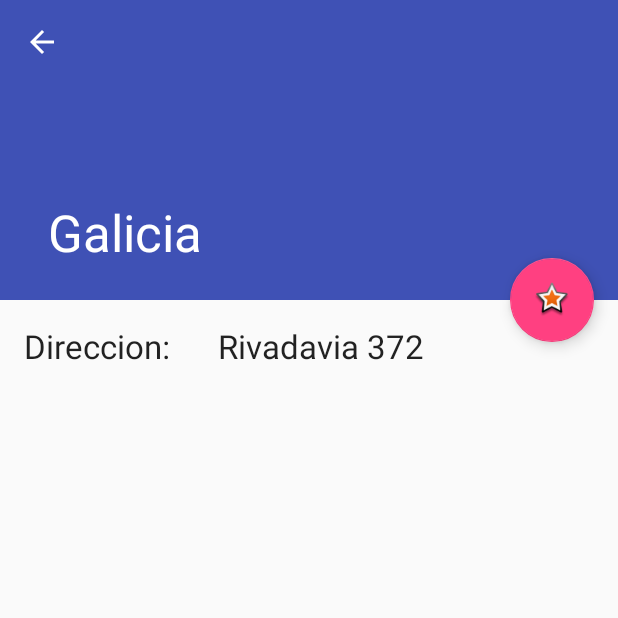
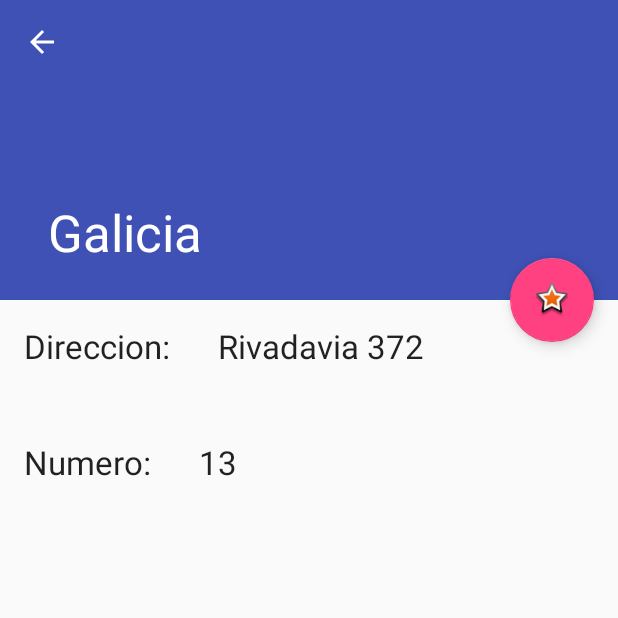
Before and after one commit to jahesa/PoiFinder-Android, an Android app: the screen it shows after launch (PoiDetailActivity), after a tap on "Galicia", on a phone screen of 412 x 824 dp, the top half of it. Run offline under Robolectric (Android 15) with nearby library versions, the phone set to English and light mode, and no system bars.

Commit message:
Agregado de Datos en detalles Pois

```diff
--- a/PoiFinder/app/src/main/java/edu/unsam/algo3/poifinder/PoiDetailFragment.java
+++ b/PoiFinder/app/src/main/java/edu/unsam/algo3/poifinder/PoiDetailFragment.java
@@ -28,7 +28,9 @@ public class PoiDetailFragment extends Fragment {
     /**
      * The dummy content this fragment is presenting.
      */
-    private Poi mItem;
+
+    //private Poi mItem;
+    private Poi poiSeleccionado;
 
     /**
      * Mandatory empty constructor for the fragment manager to instantiate the
@@ -45,12 +47,12 @@ public class PoiDetailFragment extends Fragment {
             // Load the dummy content specified by the fragment
             // arguments. In a real-world scenario, use a Loader
             // to load content from a content provider.
-            mItem = RepoPois.findById(getArguments().getInt(ARG_ITEM_ID));
+            poiSeleccionado = RepoPois.findById(getArguments().getInt(ARG_ITEM_ID));
 
             Activity activity = this.getActivity();
             CollapsingToolbarLayout appBarLayout = (CollapsingToolbarLayout) activity.findViewById(R.id.toolbar_layout);
             if (appBarLayout != null) {
-                appBarLayout.setTitle(mItem.getNombre());
+                appBarLayout.setTitle(poiSeleccionado.getNombre());
             }
         }
     }
@@ -61,8 +63,9 @@ public class PoiDetailFragment extends Fragment {
         View rootView = inflater.inflate(R.layout.poi_detail, container, false);
 
         // Show the dummy content as text in a TextView.
-        if (mItem != null) {
-            ((TextView) rootView.findViewById(R.id.poi_detail)).setText(mItem.getDireccion());
+        if (poiSeleccionado != null) {
+            ((TextView) rootView.findViewById(R.id.poi_detail)).setText(poiSeleccionado.getDireccion());
+            ((TextView) rootView.findViewById(R.id.poi_nro)).setText(String.valueOf(poiSeleccionado.getNumero()));
         }
 
         return rootView;
--- a/PoiFinder/app/src/main/java/edu/unsam/algo3/poifinder/model/BuilderPoi.java
+++ b/PoiFinder/app/src/main/java/edu/unsam/algo3/poifinder/model/BuilderPoi.java
@@ -8,12 +8,12 @@ import java.util.ArrayList;
 
 public class BuilderPoi {
 
-//    public ArrayList<Poi> lista = new ArrayList<Poi>();
-//
-//    //public Banco ban;
-//
-//    //public Banco crearBanco(String _nombre, Point _coordenada,String sucursal,String _gerente,List<String> _servicio, String dir)
-//    public Banco crearBanco(int id, String _nombre,String sucursal,String _gerente,ArrayList<String> _servicio, String dir)
+    public ArrayList<Poi> lista = new ArrayList<Poi>();
+
+    //public Banco ban;
+
+    //public Banco crearBanco(String _nombre, Point _coordenada,String sucursal,String _gerente,List<String> _servicio, String dir)
+//    public Banco crearBanco(String _nombre,String sucursal,String _gerente,ArrayList<String> _servicio, String dir)
 //    {
 //
 //        Banco ban = new Banco(_nombre, sucursal,_gerente, _servicio, dir);
--- a/PoiFinder/app/src/main/java/edu/unsam/algo3/poifinder/model/Colectivo.java
+++ b/PoiFinder/app/src/main/java/edu/unsam/algo3/poifinder/model/Colectivo.java
@@ -37,9 +37,9 @@ public class Colectivo extends Poi {
 
     //public ArrayList<Point> paradas = new ArrayList<Point>();
 
-
     //Acciones
     public Colectivo(int id)
+
     {
         super(id);
     }
--- a/PoiFinder/app/src/main/java/edu/unsam/algo3/poifinder/model/Poi.java
+++ b/PoiFinder/app/src/main/java/edu/unsam/algo3/poifinder/model/Poi.java
@@ -25,7 +25,7 @@ public class Poi {
 
     // Atributos
     private int id;
-    private String nombre;
+    public String nombre;
     private String barrio;
     private String direccion;
     private int numero;
--- a/PoiFinder/app/src/main/java/edu/unsam/algo3/poifinder/model/RepoPois.java
+++ b/PoiFinder/app/src/main/java/edu/unsam/algo3/poifinder/model/RepoPois.java
@@ -15,6 +15,7 @@ public class RepoPois {
         poi1.setDireccion("Rivadavia 372");
         poi1.agregarServicio("cobro cheques");
         poi1.agregarServicio("depósitos");
+        poi1.setNumero(13);
 
         Banco poi2 = new Banco(2);
         poi2.setNombre("Santander");
--- a/PoiFinder/app/src/main/res/layout/poi_detail.xml
+++ b/PoiFinder/app/src/main/res/layout/poi_detail.xml
@@ -1,5 +1,10 @@
 <LinearLayout xmlns:android="http://schemas.android.com/apk/res/android"
     android:layout_width="wrap_content"
+    android:layout_height="wrap_content"
+    android:orientation="vertical">
+
+    <LinearLayout xmlns:android="http://schemas.android.com/apk/res/android"
+        android:layout_width="match_parent"
         android:layout_height="wrap_content"
         android:orientation="horizontal">
 
@@ -22,3 +27,37 @@
         tools:context="edu.unsam.algo3.poifinder.PoiDetailFragment" />
 
     </LinearLayout>
+
+
+    <LinearLayout xmlns:android="http://schemas.android.com/apk/res/android"
+        android:layout_width="match_parent"
+        android:layout_height="wrap_content"
+        android:orientation="horizontal">
+
+    <TextView
+        android:id="@+id/lblBarrio"
+        android:layout_width="wrap_content"
+        android:layout_height="match_parent"
+        android:layout_margin="@dimen/text_margin"
+        style="?android:attr/textAppearanceLarge"
+        android:text="Numero:"/>
+
+        <TextView
+            xmlns:tools="http://schemas.android.com/tools"
+
+            android:id="@+id/poi_nro"
+            style="?android:attr/textAppearanceLarge"
+            android:layout_width="match_parent"
+            android:layout_height="match_parent"
+            android:padding="16dp"
+            android:textIsSelectable="true"
+            tools:context="edu.unsam.algo3.poifinder.PoiDetailFragment" />b
+
+
+
+
+    </LinearLayout>
+
+
+
+</LinearLayout>
```
Also changed, not shown: PoiFinder/app/src/main/java/edu/unsam/algo3/poifinder/model/Banco.java (+9 -0 lines). Lines whose indentation alone changed are shown as unchanged.
